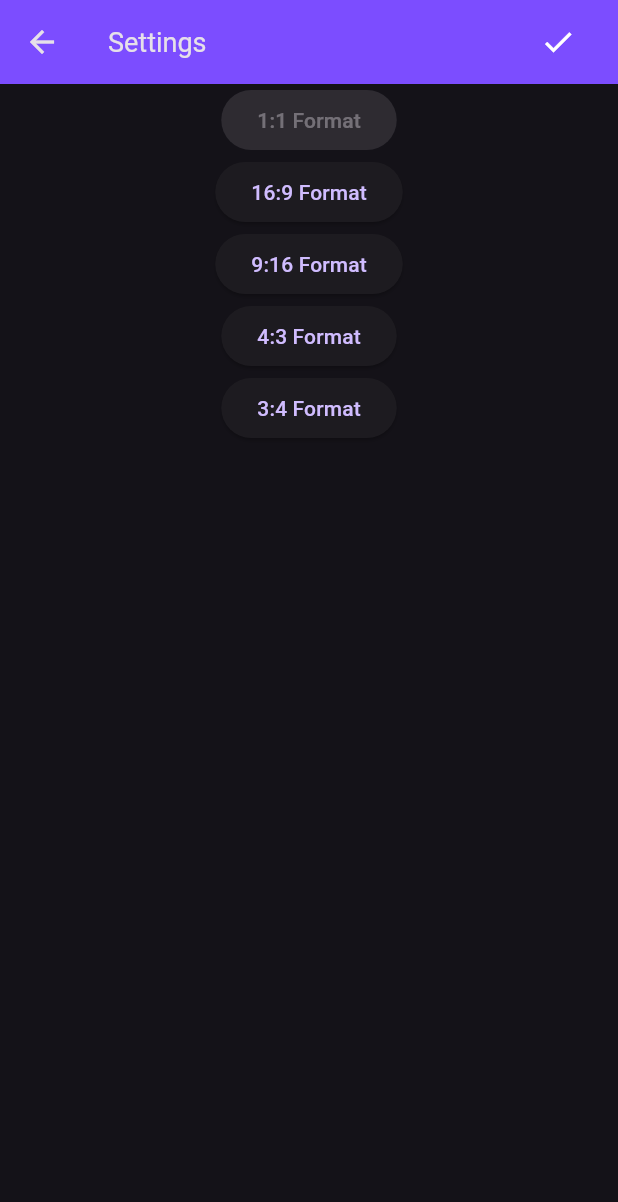
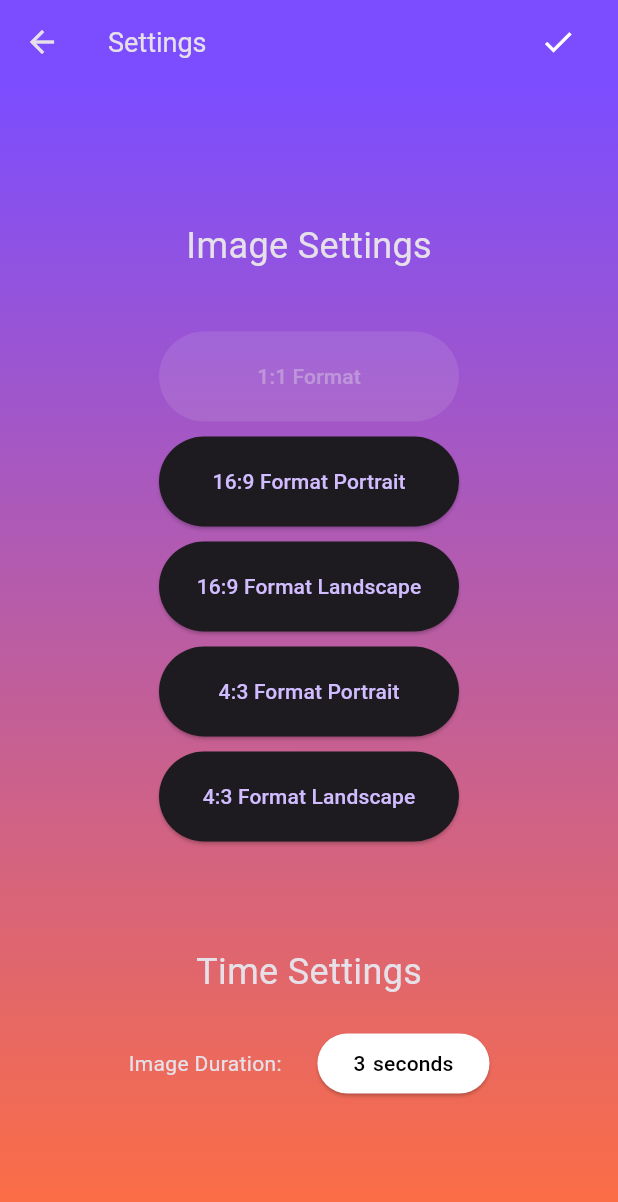
Before and after one commit to DogukanTopcu/quick_slideshow_app, a Flutter app: the Settings screen opened directly, on a phone screen of 412 x 824 dp. Shown: the top 1202 px of the screen. Run offline on Flutter 3.47's test engine with Material 3 defaults, Android fonts, the phone set to English and light mode, and no system bars; our stand-ins replace extended_image, file_picker, font_awesome_flutter, hive_flutter, image_picker, permission_handler and 1 more; missing offline and left inert: animated_widgets, colorfilter_generator, flex_color_picker, hand_signature, image_editor_plus; accounts and stored records are empty.

Commit message:
image duration settings added and settings page updated. Also watermark added

```diff
--- a/lib/components/editingContents.dart
+++ b/lib/components/editingContents.dart
@@ -1,7 +1,6 @@
 import 'package:flutter/material.dart';
 import 'package:quick_slideshow/components/editorContents/images.dart';
 import 'package:quick_slideshow/components/editorContents/music.dart';
-import 'package:quick_slideshow/components/editorContents/texts.dart';
 
 class EditingContents extends StatefulWidget {
   const EditingContents({super.key});
@@ -20,7 +19,6 @@ class _EditingContentsState extends State<EditingContents> {
         children: const <Widget>[
           Images(),
           Music(),
-          Texts(),
         ],
       ),
     );
--- a/lib/home.dart
+++ b/lib/home.dart
@@ -48,7 +48,7 @@ class _MyHomePageState extends State<MyHomePage> {
             ),
             IconButton(
               onPressed: () {
-                Navigator.pushReplacement(context,
+                Navigator.push(context,
                     MaterialPageRoute(builder: (context) => const Upgrade()));
               },
               icon: const Icon(
--- a/lib/screen/settings.dart
+++ b/lib/screen/settings.dart
@@ -1,3 +1,4 @@
+import 'package:flutter/cupertino.dart';
 import 'package:flutter/material.dart';
 import 'package:provider/provider.dart';
 import 'package:quick_slideshow/providers/editorProvider.dart';
@@ -11,12 +12,73 @@ class Settings extends StatefulWidget {
 
 class _SettingsState extends State<Settings> {
   late int _screenFormat;
+  late int imageDuration = Provider.of<EditorProvider>(context).secondsPerImage;
 
   @override
   void initState() {
     super.initState();
     _screenFormat =
         Provider.of<EditorProvider>(context, listen: false).screenFormat;
+  }
+
+  Widget button(String text, int format) {
+    return ElevatedButton(
+      style: ElevatedButton.styleFrom(
+        padding: const EdgeInsets.all(20),
+      ),
+      onPressed: _screenFormat == format
+          ? null
+          : () {
+              setState(() {
+                _screenFormat = format;
+              });
+            },
+      child: Text(text),
+    );
+  }
+
+  void _showAgePicker(BuildContext context) {
+    int tempImageDuration = imageDuration;
+    showCupertinoModalPopup(
+      context: context,
+      builder: (BuildContext context) {
+        return Container(
+          height: 300.0,
+          color: Colors.white,
+          child: Column(
+            children: <Widget>[
+              Container(
+                height: 200.0,
+                child: CupertinoPicker(
+                  itemExtent: 36.0,
+                  onSelectedItemChanged: (int index) {
+                    setState(() {
+                      tempImageDuration = index + 1;
+                    });
+                  },
+                  children: List<Widget>.generate(60, (int index) {
+                    return Center(
+                        child: Text(
+                      (index + 1).toString(),
+                      style: const TextStyle(color: Colors.black),
+                    ));
+                  }),
+                ),
+              ),
+              CupertinoButton(
+                child: const Text('Done'),
+                onPressed: () {
+                  setState(() {
+                    imageDuration = tempImageDuration;
+                  });
+                  Navigator.of(context).pop();
+                },
+              ),
+            ],
+          ),
+        );
+      },
+    );
   }
 
   @override
@@ -35,6 +97,8 @@ class _SettingsState extends State<Settings> {
                 onPressed: () {
                   Provider.of<EditorProvider>(context, listen: false)
                       .changeScreenFormat(_screenFormat);
+                  Provider.of<EditorProvider>(context, listen: false)
+                      .changeImageDuration(imageDuration);
                   Navigator.pop(context);
                 },
                 icon: const Icon(
@@ -44,60 +108,90 @@ class _SettingsState extends State<Settings> {
               ),
             ],
           )),
-      body: Center(
+      body: Container(
+        decoration: const BoxDecoration(
+          gradient: LinearGradient(
+              begin: Alignment.topCenter,
+              end: Alignment.bottomCenter,
+              colors: [Colors.deepPurpleAccent, Colors.deepOrangeAccent]),
+        ),
+        child: Center(
           child: Column(
+            mainAxisAlignment: MainAxisAlignment.center,
             children: [
-            ElevatedButton(
-              onPressed: _screenFormat == 0
-                  ? null
-                  : () {
-                      setState(() {
-                        _screenFormat = 0;
-                      });
-                    },
-              child: const Text("1:1 Format"),
+              const Text(
+                "Image Settings",
+                style: TextStyle(fontSize: 24),
+              ),
+              const SizedBox(
+                height: 20,
+              ),
+              Container(
+                padding: const EdgeInsets.all(20),
+                decoration: const BoxDecoration(
+                  borderRadius: BorderRadius.all(Radius.circular(20)),
+                ),
+                child: SizedBox(
+                  width: 200,
+                  child: Column(
+                    crossAxisAlignment: CrossAxisAlignment.stretch,
+                    children: [
+                      button("1:1 Format", 0),
+                      const SizedBox(height: 10),
+                      button("16:9 Format Portrait", 1),
+                      const SizedBox(height: 10),
+                      button("16:9 Format Landscape", 2),
+                      const SizedBox(height: 10),
+                      button("4:3 Format Portrait", 3),
+                      const SizedBox(height: 10),
+                      button("4:3 Format Landscape", 4)
+                    ],
+                  ),
+                ),
+              ),
+              const SizedBox(
+                height: 50,
+              ),
+              const Text(
+                "Time Settings",
+                style: TextStyle(fontSize: 24),
+              ),
+              const SizedBox(
+                height: 20,
+              ),
+              Row(
+                mainAxisAlignment: MainAxisAlignment.center,
+                crossAxisAlignment: CrossAxisAlignment.center,
+                children: [
+                  const Text("Image Duration: "),
+                  const SizedBox(
+                    width: 20,
                   ),
                   ElevatedButton(
-              onPressed: _screenFormat == 1
-                  ? null
-                  : () {
-                      setState(() {
-                        _screenFormat = 1;
-                      });
-                    },
-              child: const Text("16:9 Format"),
+                    style: ElevatedButton.styleFrom(
+                      backgroundColor: Colors.white,
                     ),
-            ElevatedButton(
-              onPressed: _screenFormat == 2
-                  ? null
-                  : () {
-                      setState(() {
-                        _screenFormat = 2;
-                      });
-                    },
-              child: const Text("9:16 Format"),
+                    onPressed: () => _showAgePicker(context),
+                    child: Row(
+                      children: [
+                        Text(
+                          imageDuration.toString(),
+                          style: const TextStyle(color: Colors.black),
                         ),
-            ElevatedButton(
-              onPressed: _screenFormat == 3
-                  ? null
-                  : () {
-                      setState(() {
-                        _screenFormat = 3;
-                      });
-                    },
-              child: const Text("4:3 Format"),
+                        const SizedBox(
+                          width: 5,
                         ),
-            ElevatedButton(
-              onPressed: _screenFormat == 4
-                  ? null
-                  : () {
-                      setState(() {
-                        _screenFormat = 4;
-                      });
-                    },
-              child: const Text("3:4 Format"),
+                        const Text(
+                          "seconds",
+                          style: TextStyle(color: Colors.black),
                         ),
                       ],
+                    ),
+                  )
+                ],
+              )
+            ],
+          ),
         ),
       ),
     );
```
Also changed, not shown: lib/components/editorArea.dart (+39 -1 lines), lib/providers/editorProvider.dart (+9 -1 lines), lib/screen/upgrade.dart (+0 -9 lines). Lines whose indentation alone changed are shown as unchanged.
